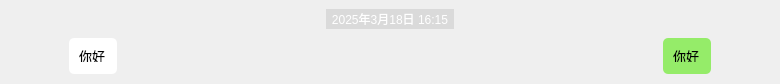
The window that qt/WeChat/messagewidget.ui (BeyondESH/WeChat) describes before a commit, drawn with Qt 5.
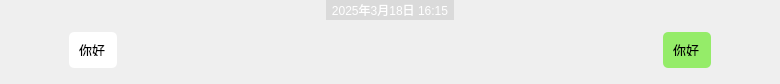
The same window after the commit. Icons and pictures are not drawn.

Diff of the .ui file:
```diff
--- a/qt/WeChat/messagewidget.ui
+++ b/qt/WeChat/messagewidget.ui
@@ -19,13 +19,13 @@
   <property name="maximumSize">
    <size>
     <width>16777215</width>
-    <height>84</height>
+    <height>16777215</height>
    </size>
   </property>
   <property name="windowTitle">
    <string>Form</string>
   </property>
-  <layout class="QVBoxLayout" name="verticalLayout">
+  <layout class="QVBoxLayout" name="verticalLayout_3">
    <property name="spacing">
     <number>0</number>
    </property>
@@ -38,9 +38,6 @@
    <property name="rightMargin">
     <number>0</number>
    </property>
-   <property name="bottomMargin">
-    <number>0</number>
-   </property>
    <item>
     <widget class="QWidget" name="timeWD" native="true">
      <property name="minimumSize">
@@ -128,11 +125,27 @@
      </layout>
     </widget>
    </item>
+   <item>
+    <spacer name="verticalSpacer_4">
+     <property name="orientation">
+      <enum>Qt::Orientation::Vertical</enum>
+     </property>
+     <property name="sizeType">
+      <enum>QSizePolicy::Policy::Fixed</enum>
+     </property>
+     <property name="sizeHint" stdset="0">
+      <size>
+       <width>20</width>
+       <height>12</height>
+      </size>
+     </property>
+    </spacer>
+   </item>
    <item>
     <widget class="QWidget" name="widget" native="true">
      <property name="minimumSize">
       <size>
-       <width>0</width>
+       <width>400</width>
        <height>36</height>
       </size>
      </property>
@@ -185,7 +198,7 @@
         <property name="maximumSize">
          <size>
           <width>16777215</width>
-          <height>36</height>
+          <height>16777215</height>
          </size>
         </property>
         <layout class="QHBoxLayout" name="horizontalLayout_4">
@@ -205,28 +218,74 @@
           <number>0</number>
          </property>
          <item>
-          <widget class="QLabel" name="headLB_left">
+          <widget class="QWidget" name="widget_2" native="true">
            <property name="minimumSize">
             <size>
              <width>34</width>
-             <height>34</height>
+             <height>0</height>
             </size>
            </property>
            <property name="maximumSize">
             <size>
              <width>34</width>
-             <height>34</height>
+             <height>16777215</height>
             </size>
            </property>
-           <property name="styleSheet">
-            <string notr="true">#headLB_left{
+           <layout class="QVBoxLayout" name="verticalLayout_2">
+            <property name="spacing">
+             <number>0</number>
+            </property>
+            <property name="leftMargin">
+             <number>0</number>
+            </property>
+            <property name="topMargin">
+             <number>0</number>
+            </property>
+            <property name="rightMargin">
+             <number>0</number>
+            </property>
+            <property name="bottomMargin">
+             <number>0</number>
+            </property>
+            <item>
+             <widget class="QLabel" name="headLB_left">
+              <property name="minimumSize">
+               <size>
+                <width>34</width>
+                <height>34</height>
+               </size>
+              </property>
+              <property name="maximumSize">
+               <size>
+                <width>34</width>
+                <height>34</height>
+               </size>
+              </property>
+              <property name="styleSheet">
+               <string notr="true">#headLB_left{
 	
 	image: url(:/img/loginDialog/img/avatar/AL.jpg);
 }</string>
-           </property>
-           <property name="text">
-            <string/>
-           </property>
+              </property>
+              <property name="text">
+               <string/>
+              </property>
+             </widget>
+            </item>
+            <item>
+             <spacer name="verticalSpacer_2">
+              <property name="orientation">
+               <enum>Qt::Orientation::Vertical</enum>
+              </property>
+              <property name="sizeHint" stdset="0">
+               <size>
+                <width>20</width>
+                <height>4</height>
+               </size>
+              </property>
+             </spacer>
+            </item>
+           </layout>
           </widget>
          </item>
          <item>
@@ -237,6 +296,12 @@
              <height>36</height>
             </size>
            </property>
+           <property name="maximumSize">
+            <size>
+             <width>400</width>
+             <height>16777215</height>
+            </size>
+           </property>
            <property name="font">
             <font>
              <family>等线</family>
@@ -270,6 +335,9 @@
            <property name="scaledContents">
             <bool>false</bool>
            </property>
+           <property name="wordWrap">
+            <bool>true</bool>
+           </property>
            <property name="indent">
             <number>0</number>
            </property>
@@ -302,7 +370,7 @@
         <property name="maximumSize">
          <size>
           <width>16777215</width>
-          <height>36</height>
+          <height>16777215</height>
          </size>
         </property>
         <layout class="QHBoxLayout" name="horizontalLayout_3">
@@ -331,8 +399,8 @@
            </property>
            <property name="maximumSize">
             <size>
-             <width>16777215</width>
-             <height>36</height>
+             <width>400</width>
+             <height>16777215</height>
             </size>
            </property>
            <property name="font">
@@ -366,34 +434,83 @@
            <property name="scaledContents">
             <bool>false</bool>
            </property>
+           <property name="wordWrap">
+            <bool>true</bool>
+           </property>
            <property name="indent">
             <number>0</number>
            </property>
           </widget>
          </item>
          <item>
-          <widget class="QLabel" name="headLB">
+          <widget class="QWidget" name="headWD" native="true">
            <property name="minimumSize">
             <size>
              <width>34</width>
-             <height>34</height>
+             <height>0</height>
             </size>
            </property>
            <property name="maximumSize">
             <size>
              <width>34</width>
-             <height>34</height>
+             <height>16777215</height>
             </size>
            </property>
-           <property name="styleSheet">
-            <string notr="true">#headLB{
+           <layout class="QVBoxLayout" name="verticalLayout">
+            <property name="spacing">
+             <number>0</number>
+            </property>
+            <property name="leftMargin">
+             <number>0</number>
+            </property>
+            <property name="topMargin">
+             <number>0</number>
+            </property>
+            <property name="rightMargin">
+             <number>0</number>
+            </property>
+            <property name="bottomMargin">
+             <number>0</number>
+            </property>
+            <item>
+             <widget class="QLabel" name="headLB">
+              <property name="minimumSize">
+               <size>
+                <width>34</width>
+                <height>34</height>
+               </size>
+              </property>
+              <property name="maximumSize">
+               <size>
+                <width>34</width>
+                <height>34</height>
+               </size>
+              </property>
+              <property name="styleSheet">
+               <string notr="true">#headLB{
 	
 	image: url(:/img/loginDialog/img/avatar/me.jpg);
 }</string>
-           </property>
-           <property name="text">
-            <string/>
-           </property>
+              </property>
+              <property name="text">
+               <string/>
+              </property>
+             </widget>
+            </item>
+            <item>
+             <spacer name="verticalSpacer">
+              <property name="orientation">
+               <enum>Qt::Orientation::Vertical</enum>
+              </property>
+              <property name="sizeHint" stdset="0">
+               <size>
+                <width>20</width>
+                <height>104</height>
+               </size>
+              </property>
+             </spacer>
+            </item>
+           </layout>
           </widget>
          </item>
         </layout>
@@ -418,6 +535,19 @@
      </layout>
     </widget>
    </item>
+   <item>
+    <spacer name="verticalSpacer_3">
+     <property name="orientation">
+      <enum>Qt::Orientation::Vertical</enum>
+     </property>
+     <property name="sizeHint" stdset="0">
+      <size>
+       <width>20</width>
+       <height>16</height>
+      </size>
+     </property>
+    </spacer>
+   </item>
   </layout>
  </widget>
  <resources/>
```
